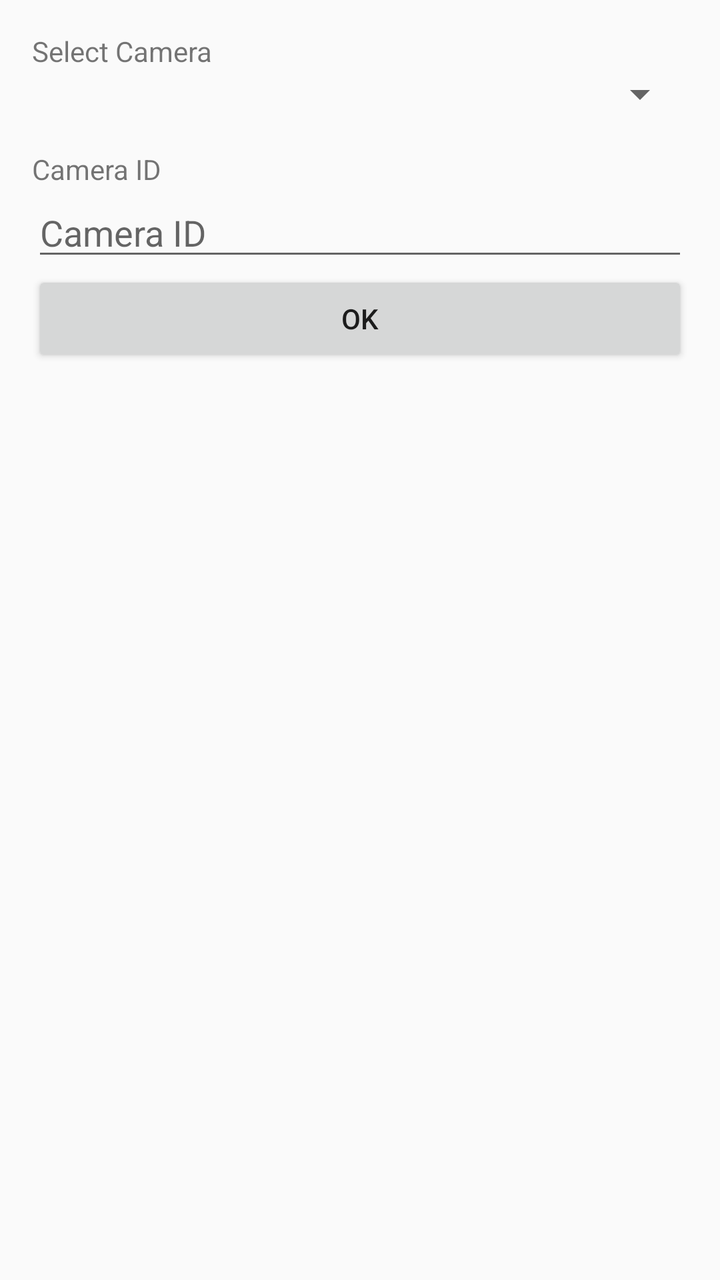
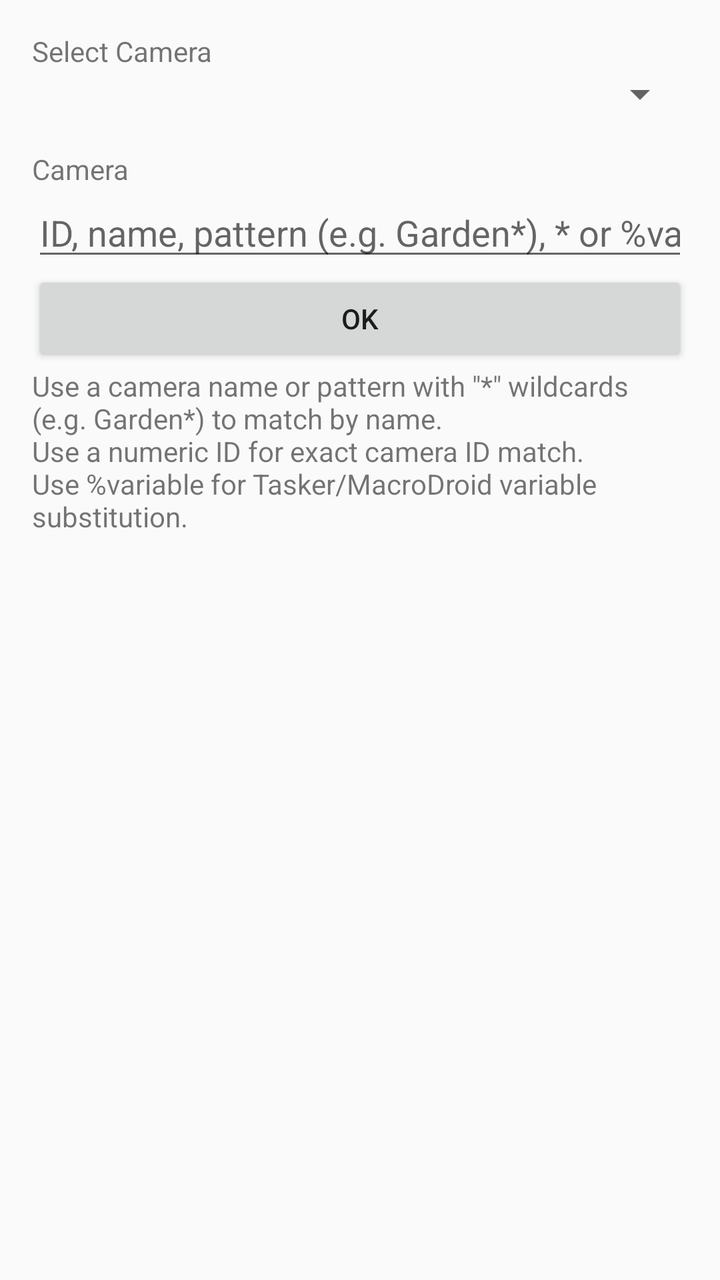

Before-and-after screenshots of an Android layout around one commit, followed by the original layout XML and the change that was made.
<!-- AndroidManifest.xml: application theme AppTheme -->
<!-- res/layout/activity_config_trigger_camera_light.xml -->
<?xml version="1.0" encoding="utf-8"?>
<LinearLayout xmlns:android="http://schemas.android.com/apk/res/android"
    android:orientation="vertical" android:layout_width="match_parent"
    android:layout_height="match_parent"
    xmlns:tools="http://schemas.android.com/tools"
    tools:context=".tasker.ActivityConfigTriggerLightAction"
    android:padding="16dp">

    <TextView
        android:layout_width="match_parent"
        android:layout_height="wrap_content"
        android:text="Select Camera" />

    <Spinner
        android:id="@+id/spinnerCamera"
        android:layout_width="match_parent"
        android:layout_height="wrap_content"
        android:layout_marginBottom="16dp" />

    <TextView
        android:layout_width="match_parent"
        android:layout_height="wrap_content"
        android:text="Camera ID" />

    <EditText
        android:id="@+id/editCameraID"
        android:layout_width="match_parent"
        android:layout_height="wrap_content"
        android:ems="10"
        android:inputType="text"
        android:hint="Camera ID" />

    <Button
        android:id="@+id/buttonOK"
        android:layout_width="match_parent"
        android:layout_height="wrap_content"
        android:text="OK" />

</LinearLayout>
<!-- resources referenced by this layout -->
<resources>
  <style name="AppTheme" parent="Theme.AppCompat.Light.DarkActionBar">
          
          <item name="colorPrimary">@color/colorPrimary</item>
          <item name="colorPrimaryDark">@color/colorPrimaryDark</item>
          <item name="colorAccent">@color/colorAccent</item>
      </style>
  <color name="colorPrimary">#008577</color>
  <color name="colorPrimaryDark">#00574B</color>
  <color name="colorAccent">#D81B60</color>
</resources>

<!-- the commit's change to res/layout/activity_config_trigger_camera_light.xml (unified diff, before → after) -->
@@ -20,7 +20,7 @@
     <TextView
         android:layout_width="match_parent"
         android:layout_height="wrap_content"
-        android:text="Camera ID" />
+        android:text="Camera" />
 
     <EditText
         android:id="@+id/editCameraID"
@@ -28,7 +28,7 @@
         android:layout_height="wrap_content"
         android:ems="10"
         android:inputType="text"
-        android:hint="Camera ID" />
+        android:hint="ID, name, pattern (e.g. Garden*), * or %variable" />
 
     <Button
         android:id="@+id/buttonOK"
@@ -36,4 +36,10 @@
         android:layout_height="wrap_content"
         android:text="OK" />
 
+    <TextView
+        android:id="@+id/textView"
+        android:layout_width="match_parent"
+        android:layout_height="wrap_content"
+        android:text="Use a camera name or pattern with &quot;*&quot; wildcards (e.g. Garden*) to match by name.\nUse a numeric ID for exact camera ID match.\nUse %variable for Tasker/MacroDroid variable substitution." />
+
 </LinearLayout>
